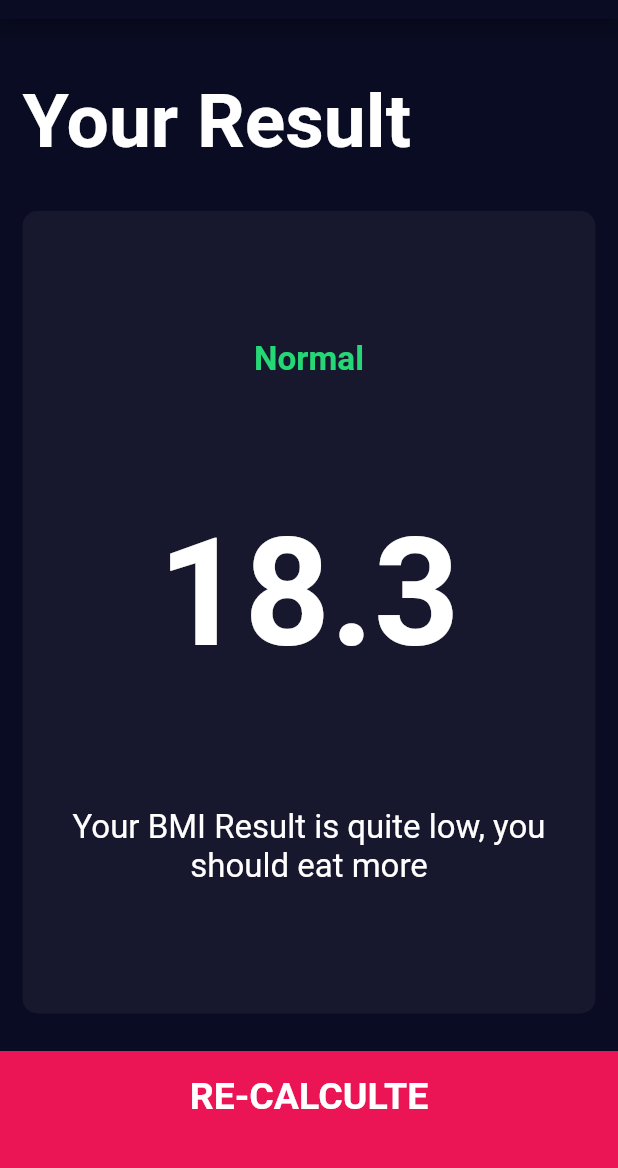
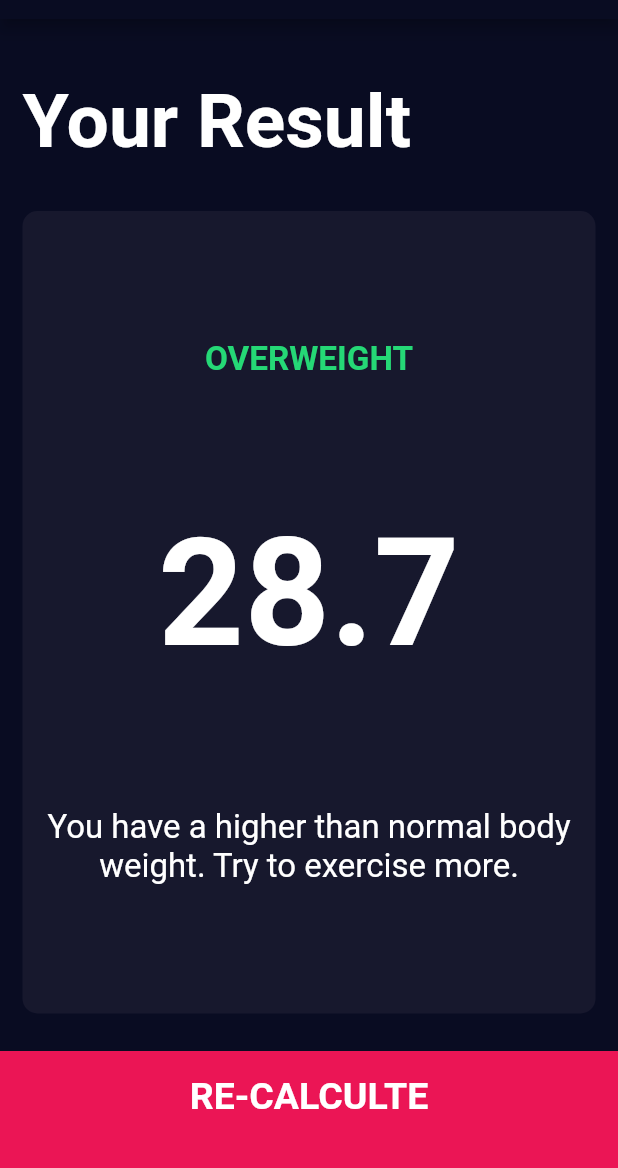
Before and after one commit to Lincxx/Flutter-BMI-Calc, a Flutter app: the screen it shows after launch, after a tap on "CALCULATE", on a phone screen of 412 x 824 dp, the part 65-1233 px from its top. Run offline on Flutter 3.47's test engine with Material 2 defaults, Android fonts, the phone set to English and light mode, and no system bars; our stand-ins replace font_awesome_flutter.

Commit message:
Made the results all caps

```diff
--- /dev/null
+++ b/lib/calculator_brain.dart
@@ -0,0 +1,35 @@
+import 'dart:math';
+
+class CalculatorBrain {
+  CalculatorBrain({this.height, this.weight});
+  final int height;
+  final int weight;
+
+  double _bmi;
+
+  String calculateBMI() {
+    _bmi = (weight * 704) / pow(height, 2);
+    print(_bmi);
+    return _bmi.toStringAsFixed(1);
+  }
+
+  String getResults() {
+    if (_bmi >= 25) {
+      return 'Overweight';
+    } else if (_bmi > 18.5) {
+      return 'Normal';
+    } else {
+      return 'Underweight';
+    }
+  }
+
+  String getInterpretation() {
+    if (_bmi >= 25) {
+      return 'You have a higher than normal body weight. Try to exercise more.';
+    } else if (_bmi > 18.5) {
+      return 'You have a normal body weight. Good job!';
+    } else {
+      return 'You have a lower than normal body weight. You can eat a bit more.';
+    }
+  }
+}
--- a/lib/screens/input_page.dart
+++ b/lib/screens/input_page.dart
@@ -1,3 +1,4 @@
+import 'package:bmi_calculator/calculator_brain.dart';
 import 'package:bmi_calculator/components/bottom_button.dart';
 import 'package:bmi_calculator/components/icon_content.dart';
 import 'package:bmi_calculator/components/reusable_card.dart';
@@ -24,8 +25,8 @@ class InputPage extends StatefulWidget {
 
 class _InputPageState extends State<InputPage> {
   Gender selectedGender;
-  int height = 60;
-  int weight = 100;
+  int height = 70;
+  int weight = 200;
   int age = 30;
 
   @override
@@ -213,10 +214,16 @@ class _InputPageState extends State<InputPage> {
           BottomButton(
             buttonTitle: 'CALCULATE',
             onTap: () {
+              CalculatorBrain calc =
+                  CalculatorBrain(height: height, weight: weight);
               Navigator.push(
                 context,
                 MaterialPageRoute(
-                  builder: (context) => ResultsPage(),
+                  builder: (context) => ResultsPage(
+                        bmiResult: calc.calculateBMI(),
+                        resultText: calc.getResults(),
+                        interpretation: calc.getInterpretation(),
+                      ),
                 ),
               );
             },
--- a/lib/screens/results.dart
+++ b/lib/screens/results.dart
@@ -4,8 +4,17 @@ import 'package:flutter/material.dart';
 
 //Mine
 import 'package:bmi_calculator/constants.dart';
+import 'package:bmi_calculator/calculator_brain.dart';
 
 class ResultsPage extends StatelessWidget {
+  ResultsPage(
+      {@required this.bmiResult,
+      @required this.resultText,
+      @required this.interpretation});
+
+  final String bmiResult;
+  final String resultText;
+  final String interpretation;
   @override
   Widget build(BuildContext context) {
     return Scaffold(
@@ -33,12 +42,12 @@ class ResultsPage extends StatelessWidget {
                 crossAxisAlignment: CrossAxisAlignment.center,
                 children: <Widget>[
                   Text(
-                    'Normal',
+                    resultText.toUpperCase(),
                     style: kresultText,
                   ),
-                  Text('18.3', style: kBMITextStyle),
+                  Text(bmiResult, style: kBMITextStyle),
                   Text(
-                    'Your BMI Result is quite low, you should eat more',
+                    interpretation,
                     textAlign: TextAlign.center,
                     style: kBodyText,
                   ),
```
